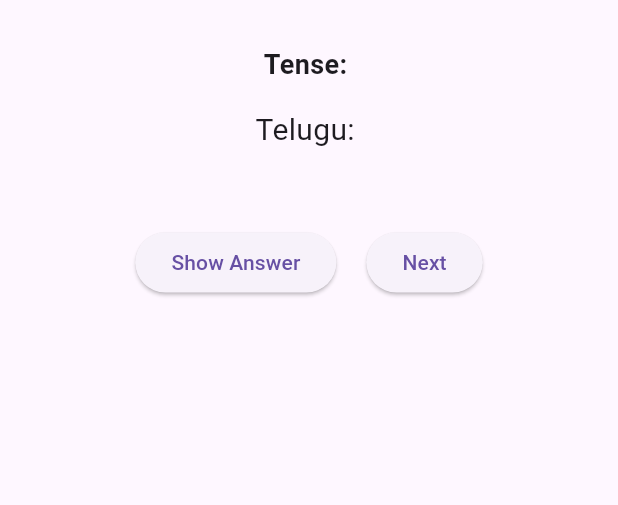
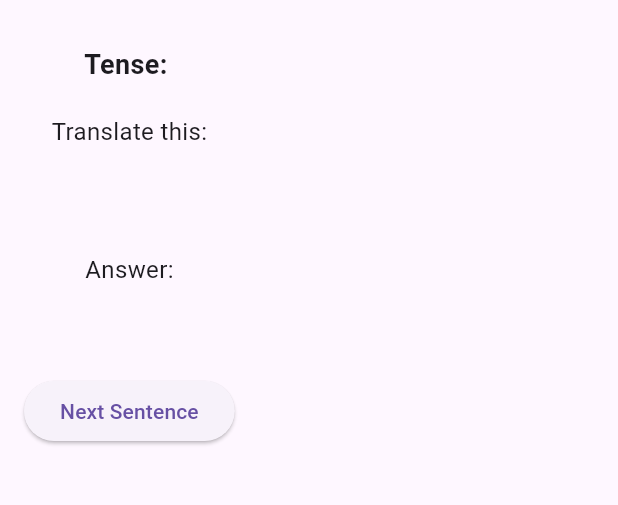
Before and after one commit to spokenenglishpraveen/spoken_english_app, a Flutter app: the AllTensesPage screen opened directly, on a phone screen of 412 x 824 dp, the part 63-568 px from its top. Run offline on Flutter 3.47's test engine with Material 3 defaults, Android fonts, the light colour scheme and no system bars; network calls fail.

Commit message:
Update all_tenses_page.dart

```diff
--- a/frontend/lib/screens/all_tenses_page.dart
+++ b/frontend/lib/screens/all_tenses_page.dart
@@ -8,28 +8,33 @@
 }
 
 class _AllTensesPageState extends State<AllTensesPage> {
-  String teluguSentence = "";
-  String englishSentence = "";
-  String tense = "";
-  bool showAnswer = false;
+  String telugu = '';
+  String english = '';
+  String tense = '';
+
+  Future<void> fetchSentence() async {
+    final response = await http.get(Uri.parse('http://127.0.0.1:5000/get_random_sentence'));
+
+    if (response.statusCode == 200) {
+      final data = json.decode(response.body);
+      setState(() {
+        telugu = data['telugu'];
+        english = data['english'];
+        tense = data['tense'];
+      });
+    } else {
+      setState(() {
+        telugu = 'Error fetching data';
+        english = '';
+        tense = '';
+      });
+    }
+  }
 
   @override
   void initState() {
     super.initState();
-    fetchRandomSentence();
-  }
-
-  Future<void> fetchRandomSentence() async {
-    final response = await http.get(Uri.parse('http://127.0.0.1:5000/get_random_sentence'));
-    if (response.statusCode == 200) {
-      final data = json.decode(response.body);
-      setState(() {
-        teluguSentence = data['telugu'];
-        englishSentence = data['english'];
-        tense = data['tense'];
-        showAnswer = false;
-      });
-    }
+    fetchSentence();
   }
 
   @override
@@ -40,21 +45,19 @@
         padding: const EdgeInsets.all(16.0),
         child: Column(
           children: [
-            Text("Tense: $tense", style: TextStyle(fontSize: 18, fontWeight: FontWeight.bold)),
-            SizedBox(height: 16),
-            Text("Telugu: $teluguSentence", style: TextStyle(fontSize: 20)),
+            Text('Tense: $tense', style: TextStyle(fontSize: 18, fontWeight: FontWeight.bold)),
             SizedBox(height: 20),
-            if (showAnswer)
-              Text("English: $englishSentence", style: TextStyle(fontSize: 20, color: Colors.green)),
+            Text('Translate this:', style: TextStyle(fontSize: 16)),
+            SizedBox(height: 10),
+            Text(telugu, style: TextStyle(fontSize: 20, color: Colors.blueAccent)),
             SizedBox(height: 30),
-            Row(
-              mainAxisAlignment: MainAxisAlignment.center,
-              children: [
-                ElevatedButton(onPressed: () => setState(() => showAnswer = true), child: Text('Show Answer')),
-                SizedBox(width: 20),
-                ElevatedButton(onPressed: fetchRandomSentence, child: Text('Next')),
-              ],
-            ),
+            Text('Answer:', style: TextStyle(fontSize: 16)),
+            Text(english, style: TextStyle(fontSize: 20, color: Colors.green)),
+            SizedBox(height: 30),
+            ElevatedButton(
+              onPressed: fetchSentence,
+              child: Text('Next Sentence'),
+            )
           ],
         ),
       ),
```
